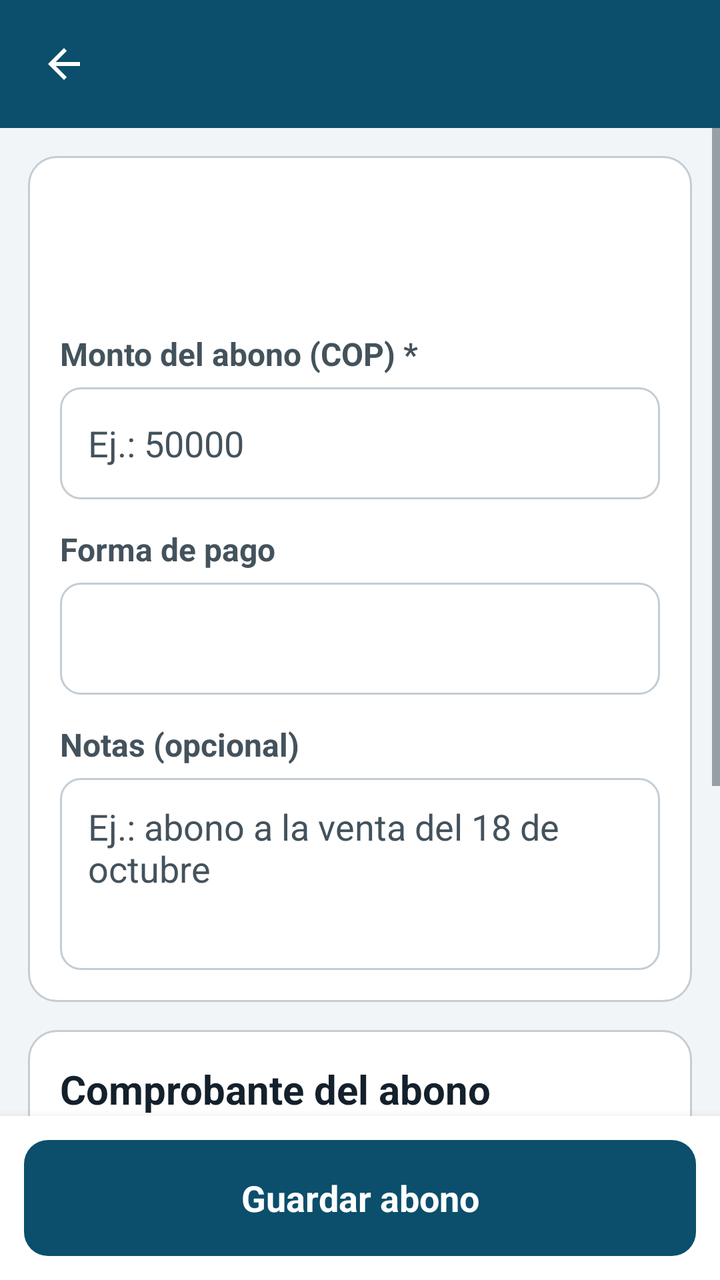
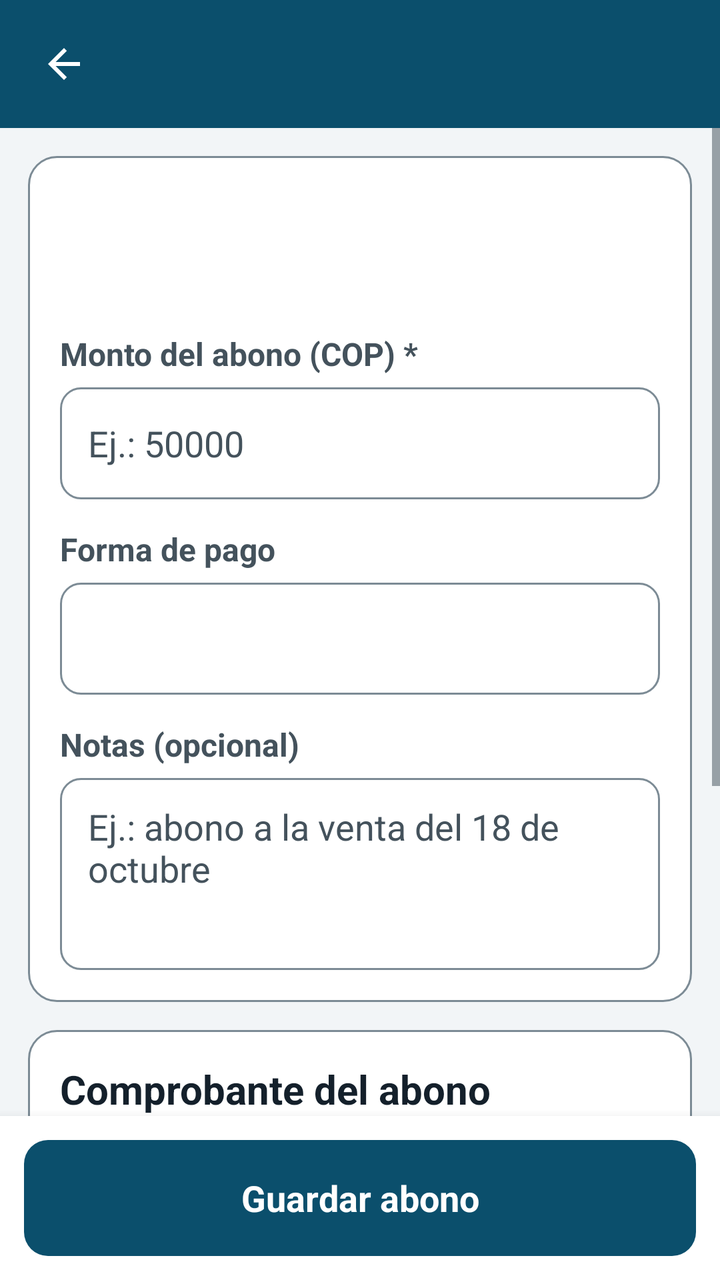

An Android layout rendered at two revisions. The XML below is the earlier revision; the diff shows what the commit changed to produce the second picture.
<!-- AndroidManifest.xml: application theme Tema -->
<!-- res/layout/activity_pago.xml -->
<?xml version="1.0" encoding="utf-8"?>
<LinearLayout xmlns:android="http://schemas.android.com/apk/res/android"
    android:layout_width="match_parent"
    android:layout_height="match_parent"
    android:orientation="vertical"
    android:background="@color/fondo">

    <include layout="@layout/barra_superior" />

    <ScrollView
android:id="@+id/scrollForm"
        android:layout_width="match_parent"
        android:layout_height="0dp"
        android:layout_weight="1"
        android:fillViewport="true">

        <LinearLayout
            android:layout_width="match_parent"
            android:layout_height="wrap_content"
            android:orientation="vertical"
            android:paddingLeft="14dp"
            android:paddingRight="14dp"
            android:paddingTop="14dp"
            android:paddingBottom="22dp">

            <LinearLayout
                style="@style/Tarjeta"
                android:layout_width="match_parent"
                android:layout_height="wrap_content">

                <TextView
                    android:id="@+id/txtCliente"
                    android:layout_width="match_parent"
                    android:layout_height="wrap_content"
                    android:textColor="@color/texto"
                    android:textSize="22sp"
                    android:textStyle="bold" />

                <TextView
                    android:id="@+id/txtSaldoActual"
                    android:layout_width="match_parent"
                    android:layout_height="wrap_content"
                    android:layout_marginTop="6dp"
                    android:textColor="@color/texto_secundario"
                    android:textSize="17sp" />

                <TextView
                    style="@style/Etiqueta"
                    android:layout_width="match_parent"
                    android:layout_height="wrap_content"
                    android:labelFor="@+id/etMonto"
                    android:text="Monto del abono (COP) *" />

                <EditText
                    android:id="@+id/etMonto"
                    style="@style/Campo"
                    android:layout_width="match_parent"
                    android:layout_height="wrap_content"
                    android:hint="Ej.: 50000"
                    android:inputType="number" />

                <TextView
                    style="@style/Etiqueta"
                    android:layout_width="match_parent"
                    android:layout_height="wrap_content"
                    android:text="Forma de pago" />

                <Spinner
                    android:id="@+id/spForma"
                    android:layout_width="match_parent"
                    android:layout_height="56dp"
                    android:background="@drawable/fondo_campo"
                    android:paddingLeft="14dp"
                    android:paddingRight="14dp"
                    android:minHeight="56dp" />

                <TextView
                    style="@style/Etiqueta"
                    android:layout_width="match_parent"
                    android:layout_height="wrap_content"
                    android:labelFor="@+id/etNotas"
                    android:text="Notas (opcional)" />

                <EditText
                    android:id="@+id/etNotas"
                    style="@style/CampoMultilinea"
                    android:layout_width="match_parent"
                    android:layout_height="wrap_content"
                    android:hint="Ej.: abono a la venta del 18 de octubre"
                    android:inputType="textCapSentences|textMultiLine" />
            </LinearLayout>

            <LinearLayout
                style="@style/Tarjeta"
                android:layout_width="match_parent"
                android:layout_height="wrap_content">

                <TextView
                    style="@style/TituloSeccion"
                    android:layout_width="match_parent"
                    android:layout_height="wrap_content"
                    android:text="Comprobante del abono" />

                <TextView
                    style="@style/Ayuda"
                    android:layout_width="match_parent"
                    android:layout_height="wrap_content"
                    android:text="Puedes tomar una foto del comprobante o subir un documento o imagen." />

                <Button
                    android:id="@+id/btnFoto"
                    style="@style/BotonSecundario"
                    android:layout_width="match_parent"
                    android:layout_height="wrap_content"
                    android:layout_marginTop="12dp"
                    android:text="Tomar foto del comprobante" />

                <Button
                    android:id="@+id/btnArchivo"
                    style="@style/BotonSecundario"
                    android:layout_width="match_parent"
                    android:layout_height="wrap_content"
                    android:layout_marginTop="8dp"
                    android:text="Elegir archivo o imagen" />

                <LinearLayout
                    android:id="@+id/containerAdjuntos"
                    android:layout_width="match_parent"
                    android:layout_height="wrap_content"
                    android:layout_marginTop="8dp"
                    android:orientation="vertical" />
            </LinearLayout>
        </LinearLayout>
    </ScrollView>

    <LinearLayout
        android:layout_width="match_parent"
        android:layout_height="wrap_content"
        android:background="@color/superficie"
        android:elevation="8dp"
        android:padding="12dp">

        <Button
            android:id="@+id/btnGuardar"
            style="@style/BotonPrimario"
            android:layout_width="match_parent"
            android:layout_height="wrap_content"
            android:text="Guardar abono" />
    </LinearLayout>
</LinearLayout>
<!-- res/layout/barra_superior.xml (included above) -->
<?xml version="1.0" encoding="utf-8"?>
<LinearLayout xmlns:android="http://schemas.android.com/apk/res/android"
    android:layout_width="match_parent"
    android:layout_height="wrap_content"
    android:orientation="horizontal"
    android:gravity="center_vertical"
    android:background="@color/primario"
    android:minHeight="64dp"
    android:paddingLeft="6dp"
    android:paddingRight="12dp"
    android:paddingTop="6dp"
    android:paddingBottom="6dp">

    <ImageButton
        android:id="@+id/btnAtras"
        android:layout_width="52dp"
        android:layout_height="52dp"
        android:background="?android:attr/selectableItemBackgroundBorderless"
        android:src="@drawable/ic_atras"
        android:tint="@color/blanco"
        android:contentDescription="@string/volver"
        android:scaleType="centerInside" />

    <TextView
        android:id="@+id/tituloBarra"
        android:layout_width="0dp"
        android:layout_height="wrap_content"
        android:layout_weight="1"
        android:layout_marginStart="4dp"
        android:textColor="@color/blanco"
        android:textSize="22sp"
        android:textStyle="bold"
        android:maxLines="2"
        android:ellipsize="end" />
</LinearLayout>
<!-- resources referenced by this layout -->
<resources>
  <color name="blanco">#FFFFFF</color>
  <color name="fondo">#F2F5F7</color>
  <color name="primario">#0B4F6C</color>
  <color name="superficie">#FFFFFF</color>
  <color name="texto">#14202B</color>
  <color name="texto_secundario">#44525C</color>
  <!-- drawable fondo_campo (drawable) -->
  <?xml version="1.0" encoding="utf-8"?>
  <selector xmlns:android="http://schemas.android.com/apk/res/android">
      <item android:state_focused="true">
          <shape><solid android:color="@color/superficie"/><corners android:radius="10dp"/><stroke android:width="2dp" android:color="@color/primario"/></shape>
      </item>
      <item>
          <shape><solid android:color="@color/superficie"/><corners android:radius="10dp"/><stroke android:width="1dp" android:color="@color/borde"/></shape>
      </item>
  </selector>
  <!-- drawable ic_atras (drawable) -->
  <?xml version="1.0" encoding="utf-8"?>
  <vector xmlns:android="http://schemas.android.com/apk/res/android"
      android:width="24dp" android:height="24dp"
      android:viewportWidth="24" android:viewportHeight="24">
      <path android:fillColor="#FF000000" android:pathData="M20,11H7.83l5.59,-5.59L12,4l-8,8 8,8 1.41,-1.41L7.83,13H20v-2z"/>
  </vector>
  <string name="volver">Volver</string>
  <style name="Ayuda">
          <item name="android:textSize">15sp</item>
          <item name="android:textColor">@color/texto_secundario</item>
          <item name="android:layout_marginTop">4dp</item>
      </style>
  <style name="BotonSecundario" parent="BotonPrimario">
          <item name="android:background">@drawable/boton_secundario</item>
          <item name="android:textColor">@color/primario</item>
      </style>
  <style name="CampoMultilinea" parent="Campo">
          <item name="android:singleLine">false</item>
          <item name="android:gravity">top|start</item>
          <item name="android:minHeight">96dp</item>
      </style>
  <style name="Etiqueta">
          <item name="android:textSize">16sp</item>
          <item name="android:textStyle">bold</item>
          <item name="android:textColor">@color/texto_secundario</item>
          <item name="android:layout_marginTop">14dp</item>
          <item name="android:layout_marginBottom">6dp</item>
      </style>
  <style name="Tarjeta">
          <item name="android:background">@drawable/fondo_tarjeta</item>
          <item name="android:padding">16dp</item>
          <item name="android:layout_marginBottom">14dp</item>
          <item name="android:orientation">vertical</item>
      </style>
  <style name="TituloSeccion">
          <item name="android:textSize">20sp</item>
          <item name="android:textStyle">bold</item>
          <item name="android:textColor">@color/texto</item>
          <item name="android:layout_marginBottom">10dp</item>
      </style>
  <color name="borde">#C3CDD4</color>
  <!-- drawable boton_primario (drawable) -->
  <?xml version="1.0" encoding="utf-8"?>
  <selector xmlns:android="http://schemas.android.com/apk/res/android">
      <item android:state_enabled="false">
          <shape><solid android:color="@color/deshabilitado"/><corners android:radius="12dp"/></shape>
      </item>
      <item android:state_pressed="true">
          <shape><solid android:color="@color/primario_oscuro"/><corners android:radius="12dp"/></shape>
      </item>
      <item>
          <shape><solid android:color="@color/primario"/><corners android:radius="12dp"/></shape>
      </item>
  </selector>
  <!-- drawable fondo_tarjeta (drawable) -->
  <?xml version="1.0" encoding="utf-8"?>
  <shape xmlns:android="http://schemas.android.com/apk/res/android">
      <solid android:color="@color/superficie"/>
      <corners android:radius="14dp"/>
      <stroke android:width="1dp" android:color="@color/borde"/>
  </shape>
  <color name="primario_oscuro">#073A50</color>
  <color name="deshabilitado">#8A979F</color>
  <color name="gris_fondo">#E6EBEE</color>
  <color name="primario_claro">#DCEAF2</color>
  <!-- unchanged entries left out for length: 4 -->
</resources>

<!-- the commit's change to res/layout/activity_pago.xml (unified diff, before → after) -->
@@ -63,6 +63,7 @@ android:id="@+id/scrollForm"
                     style="@style/Etiqueta"
                     android:layout_width="match_parent"
                     android:layout_height="wrap_content"
+                    android:labelFor="@+id/spForma"
                     android:text="Forma de pago" />
 
                 <Spinner
<!-- resource entries referenced after the edit -->
@@ -57,7 +57,7 @@
           <item name="android:textColor">@color/texto</item>
           <item name="android:layout_marginBottom">10dp</item>
       </style>
-  <color name="borde">#C3CDD4</color>
+  <color name="borde">#7C8B95</color>
   <!-- drawable boton_primario (drawable) -->
   <?xml version="1.0" encoding="utf-8"?>
   <selector xmlns:android="http://schemas.android.com/apk/res/android">
